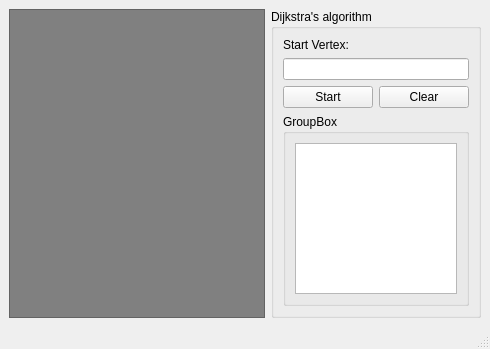
Old version of the form mainwindow.ui in the repository Binaya764/Graphify.
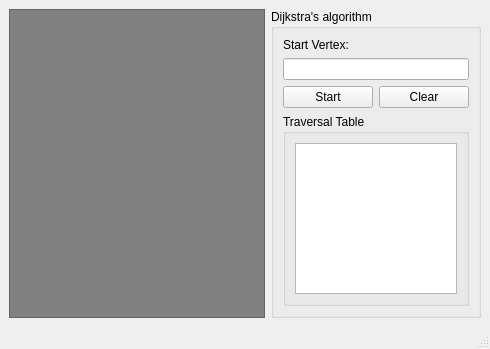
New version of the form.

Commit message: graphics enhanced

Diff of the .ui file:
```diff
--- a/mainwindow.ui
+++ b/mainwindow.ui
@@ -88,7 +88,7 @@
            <item>
             <widget class="QGroupBox" name="groupBox_2">
              <property name="title">
-              <string>GroupBox</string>
+              <string>Traversal Table</string>
              </property>
              <layout class="QVBoxLayout" name="verticalLayout_5">
               <item>
```
Left out of the diff: 2 changed lines with no effect on the pictures. The commit also changes 1 other file.
